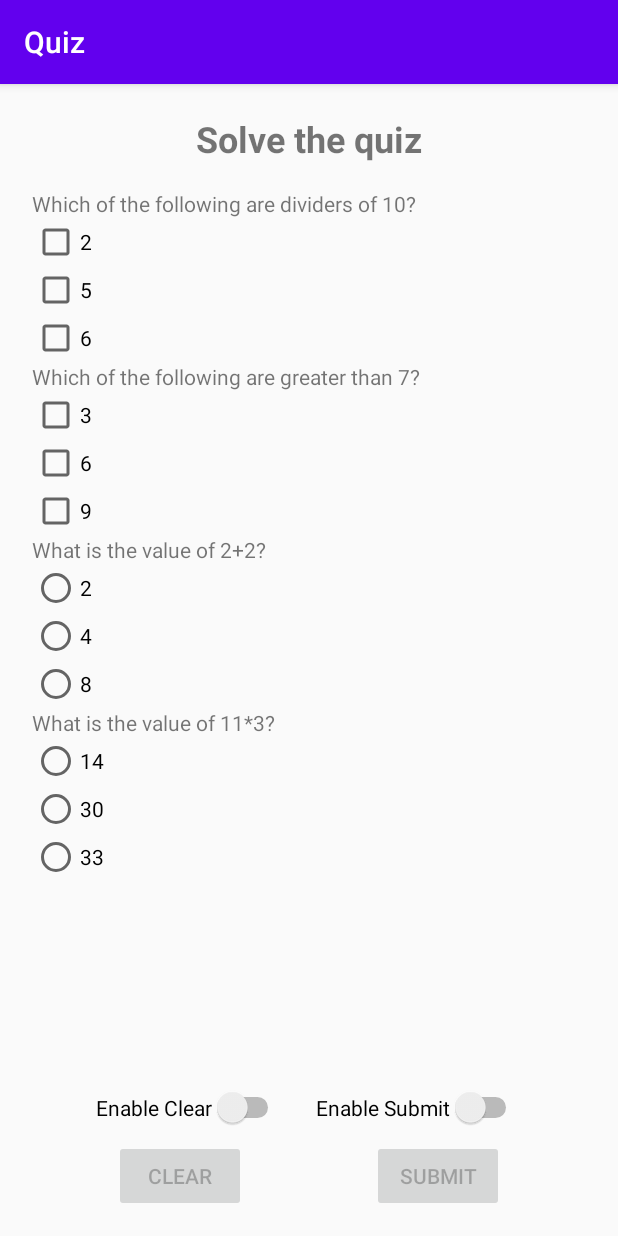
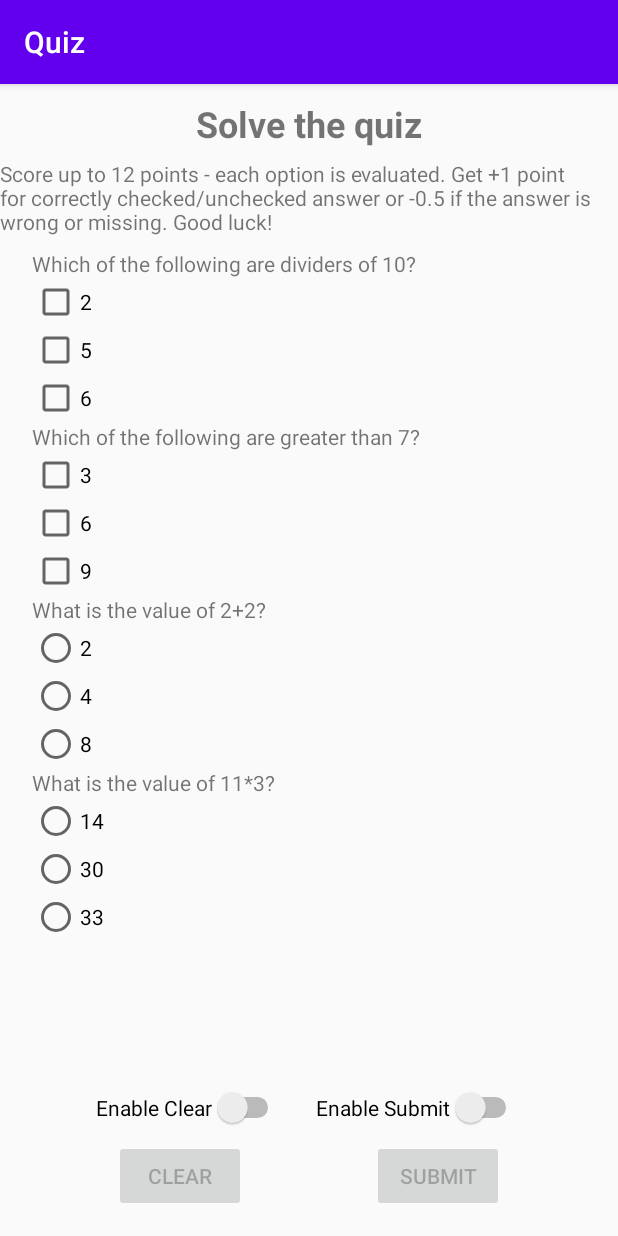
Before and after one commit to mar3g/android-quiz, an Android app: the screen it shows after launch (MainActivity), on a phone screen of 412 x 824 dp. Run offline under Robolectric (Android 15) with nearby library versions, the phone set to English and light mode, and no system bars.

Commit message:
Add quiz rules

```diff
--- a/app/src/main/res/layout/activity_main.xml
+++ b/app/src/main/res/layout/activity_main.xml
@@ -13,7 +13,7 @@
             app:layout_constraintLeft_toLeftOf="parent"
             app:layout_constraintRight_toRightOf="parent"
             app:layout_constraintTop_toTopOf="parent"
-            android:layout_marginTop="20dp"
+            android:layout_marginTop="10dp"
             android:id="@+id/mainText"
             android:textSize="24sp" android:textStyle="bold"/>
 
@@ -23,8 +23,8 @@
             android:id="@+id/scrollView"
             app:layout_constraintEnd_toEndOf="parent"
             app:layout_constraintStart_toStartOf="parent"
-            app:layout_constraintTop_toBottomOf="@+id/mainText" android:layout_marginTop="70dp"
-            app:layout_constraintBottom_toBottomOf="parent" android:layout_marginBottom="150dp">
+            app:layout_constraintTop_toBottomOf="@+id/mainText" android:layout_marginTop="110dp"
+            app:layout_constraintBottom_toBottomOf="parent" android:layout_marginBottom="140dp">
         <LinearLayout android:layout_width="match_parent" android:layout_height="wrap_content"
                       android:orientation="vertical">
 
@@ -124,8 +124,15 @@
             android:layout_width="wrap_content"
             android:layout_height="wrap_content" android:id="@+id/scoreText"
             app:layout_constraintBottom_toBottomOf="parent"
-            android:layout_marginBottom="120dp" app:layout_constraintStart_toStartOf="parent"
+            android:layout_marginBottom="105dp" app:layout_constraintStart_toStartOf="parent"
             app:layout_constraintHorizontal_bias="0.5" app:layout_constraintEnd_toEndOf="parent"
             android:textStyle="bold"/>
+    <TextView
+            android:text="@string/quiz_rules"
+            android:layout_width="wrap_content"
+            android:layout_height="wrap_content" android:id="@+id/quizRules"
+            app:layout_constraintStart_toStartOf="parent"
+            app:layout_constraintHorizontal_bias="0.5" app:layout_constraintEnd_toEndOf="parent"
+            app:layout_constraintTop_toTopOf="parent" android:layout_marginTop="50dp"/>
 
 </androidx.constraintlayout.widget.ConstraintLayout>
--- a/app/src/main/res/values/strings.xml
+++ b/app/src/main/res/values/strings.xml
@@ -1,6 +1,8 @@
 <resources>
     <string name="app_name">Quiz</string>
     <string name="main_text">Solve the quiz</string>
+    <string name="quiz_rules">Score up to 12 points - each option is evaluated. Get +1 point for correctly checked/unchecked answer
+        or -0.5 if the answer is wrong or missing. Good luck!</string>
     <string name="submit">Submit</string>
     <string name="enable_submit">Enable Submit</string>
     <string name="clear">Clear</string>
```
